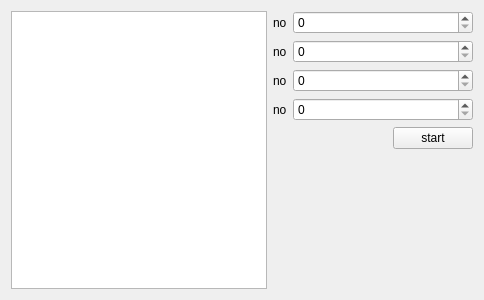
First picture: the form in qichu/server.ui, repository durandced/qichu, before the edit.
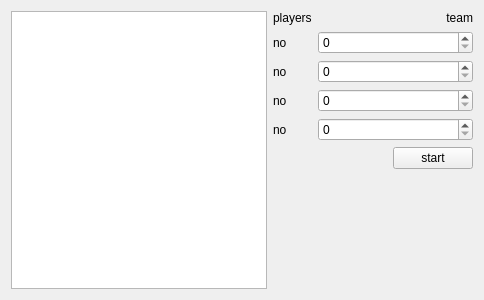
Second picture: the form after the edit.

```diff
--- a/qichu/server.ui
+++ b/qichu/server.ui
@@ -21,14 +21,14 @@
     <layout class="QVBoxLayout" name="verticalLayout">
      <item>
       <layout class="QFormLayout" name="formLayout">
-       <item row="0" column="0">
+       <item row="1" column="0">
         <widget class="QLabel" name="player0">
          <property name="text">
           <string>no</string>
          </property>
         </widget>
        </item>
-       <item row="0" column="1">
+       <item row="1" column="1">
         <widget class="QSpinBox" name="teamP0">
          <property name="maximum">
           <number>2</number>
@@ -38,14 +38,14 @@
          </property>
         </widget>
        </item>
-       <item row="1" column="0">
+       <item row="2" column="0">
         <widget class="QLabel" name="player1">
          <property name="text">
           <string>no</string>
          </property>
         </widget>
        </item>
-       <item row="1" column="1">
+       <item row="2" column="1">
         <widget class="QSpinBox" name="teamP1">
          <property name="maximum">
           <number>2</number>
@@ -55,14 +55,14 @@
          </property>
         </widget>
        </item>
-       <item row="2" column="0">
+       <item row="3" column="0">
         <widget class="QLabel" name="player2">
          <property name="text">
           <string>no</string>
          </property>
         </widget>
        </item>
-       <item row="2" column="1">
+       <item row="3" column="1">
         <widget class="QSpinBox" name="teamP2">
          <property name="maximum">
           <number>2</number>
@@ -72,14 +72,14 @@
          </property>
         </widget>
        </item>
-       <item row="3" column="0">
+       <item row="4" column="0">
         <widget class="QLabel" name="player3">
          <property name="text">
           <string>no</string>
          </property>
         </widget>
        </item>
-       <item row="3" column="1">
+       <item row="4" column="1">
         <widget class="QSpinBox" name="teamP3">
          <property name="maximum">
           <number>2</number>
@@ -89,6 +89,26 @@
          </property>
         </widget>
        </item>
+       <item row="0" column="0">
+        <widget class="QLabel" name="label">
+         <property name="text">
+          <string>players</string>
+         </property>
+        </widget>
+       </item>
+       <item row="0" column="1">
+        <widget class="QLabel" name="label_2">
+         <property name="layoutDirection">
+          <enum>Qt::LeftToRight</enum>
+         </property>
+         <property name="text">
+          <string>team</string>
+         </property>
+         <property name="alignment">
+          <set>Qt::AlignRight|Qt::AlignTrailing|Qt::AlignVCenter</set>
+         </property>
+        </widget>
+       </item>
       </layout>
      </item>
      <item>
```
